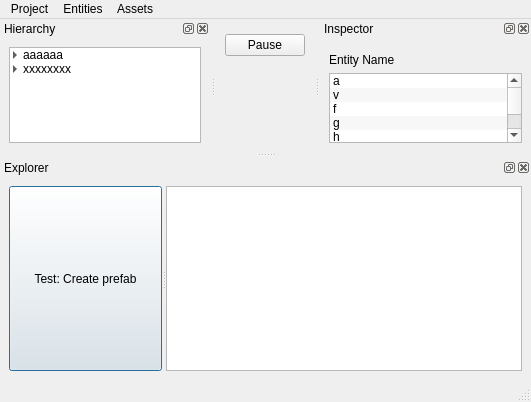
Above: res/WindowMain.ui from Bang3DEngine/OldBang before the change. Below: the same form after it.
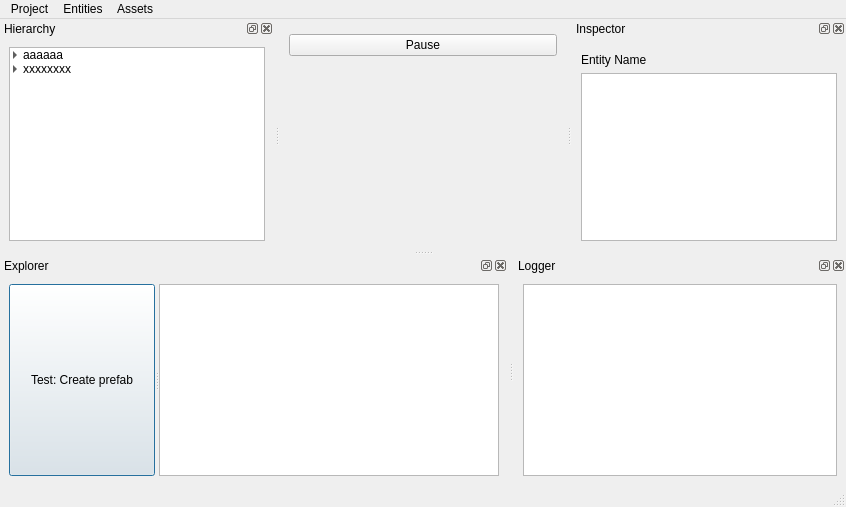
That is the form after the change. Icons and pictures are not drawn. Custom widgets are drawn as their Qt base class.

Commit message: Logger begun

```diff
--- a/res/WindowMain.ui
+++ b/res/WindowMain.ui
@@ -9,8 +9,8 @@
    <rect>
     <x>0</x>
     <y>0</y>
-    <width>531</width>
-    <height>402</height>
+    <width>846</width>
+    <height>507</height>
    </rect>
   </property>
   <property name="windowTitle">
@@ -61,7 +61,7 @@
     <rect>
      <x>0</x>
      <y>0</y>
-     <width>531</width>
+     <width>846</width>
      <height>25</height>
     </rect>
    </property>
@@ -286,46 +286,6 @@
          <property name="viewMode">
           <enum>QListView::ListMode</enum>
          </property>
-         <item>
-          <property name="text">
-           <string>a</string>
-          </property>
-         </item>
-         <item>
-          <property name="text">
-           <string>v</string>
-          </property>
-         </item>
-         <item>
-          <property name="text">
-           <string>f</string>
-          </property>
-         </item>
-         <item>
-          <property name="text">
-           <string>g</string>
-          </property>
-         </item>
-         <item>
-          <property name="text">
-           <string>h</string>
-          </property>
-         </item>
-         <item>
-          <property name="text">
-           <string>New Item</string>
-          </property>
-         </item>
-         <item>
-          <property name="text">
-           <string>j</string>
-          </property>
-         </item>
-         <item>
-          <property name="text">
-           <string>j</string>
-          </property>
-         </item>
         </widget>
        </item>
       </layout>
@@ -395,6 +355,21 @@
     </layout>
    </widget>
   </widget>
+  <widget class="QDockWidget" name="dockLogger">
+   <property name="windowTitle">
+    <string>Logger</string>
+   </property>
+   <attribute name="dockWidgetArea">
+    <number>8</number>
+   </attribute>
+   <widget class="QWidget" name="dockWidgetContents">
+    <layout class="QVBoxLayout" name="verticalLayout_5">
+     <item>
+      <widget class="QListWidget" name="widgetLogger"/>
+     </item>
+    </layout>
+   </widget>
+  </widget>
   <action name="actionOpen_project">
    <property name="text">
     <string>Open project</string>
```
Left out of the diff: 4 changed lines with no effect on the pictures. The commit also changes 7 other files.
